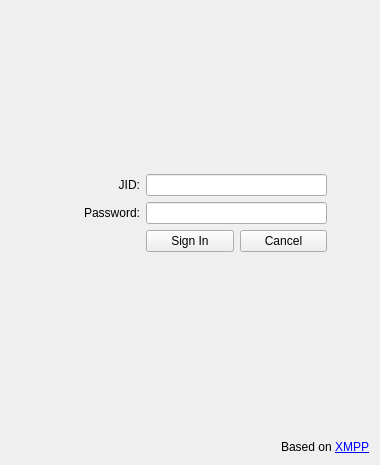
Qt form chatwindow.ui (HappySeaFox/tht) before a commit.
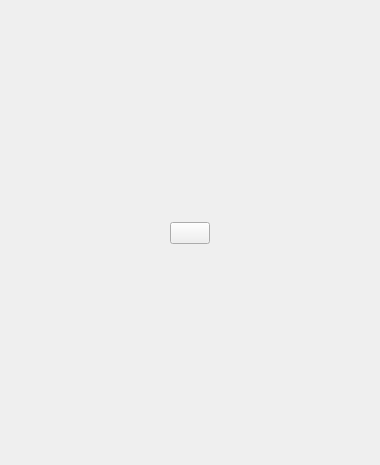
The same form after that commit. The open tabs and pages were chosen to show the change.

Commit message: Show "Add room" button when no rooms are opened

The edit to the form file:
```diff
--- a/chatwindow.ui
+++ b/chatwindow.ui
@@ -178,6 +178,65 @@
        </item>
       </layout>
      </widget>
+     <widget class="QWidget" name="page_3">
+      <layout class="QGridLayout" name="gridLayout_5">
+       <item row="0" column="1">
+        <spacer name="verticalSpacer_3">
+         <property name="orientation">
+          <enum>Qt::Vertical</enum>
+         </property>
+         <property name="sizeHint" stdset="0">
+          <size>
+           <width>20</width>
+           <height>203</height>
+          </size>
+         </property>
+        </spacer>
+       </item>
+       <item row="1" column="0">
+        <spacer name="horizontalSpacer_3">
+         <property name="orientation">
+          <enum>Qt::Horizontal</enum>
+         </property>
+         <property name="sizeHint" stdset="0">
+          <size>
+           <width>156</width>
+           <height>20</height>
+          </size>
+         </property>
+        </spacer>
+       </item>
+       <item row="1" column="1">
+        <widget class="QPushButton" name="pushAddTab"/>
+       </item>
+       <item row="1" column="2">
+        <spacer name="horizontalSpacer_4">
+         <property name="orientation">
+          <enum>Qt::Horizontal</enum>
+         </property>
+         <property name="sizeHint" stdset="0">
+          <size>
+           <width>156</width>
+           <height>20</height>
+          </size>
+         </property>
+        </spacer>
+       </item>
+       <item row="2" column="1">
+        <spacer name="verticalSpacer_4">
+         <property name="orientation">
+          <enum>Qt::Vertical</enum>
+         </property>
+         <property name="sizeHint" stdset="0">
+          <size>
+           <width>20</width>
+           <height>203</height>
+          </size>
+         </property>
+        </spacer>
+       </item>
+      </layout>
+     </widget>
     </widget>
    </item>
   </layout>
```
Left out of the diff: 17 changed lines with no effect on the pictures. The commit also changes 6 other files.
